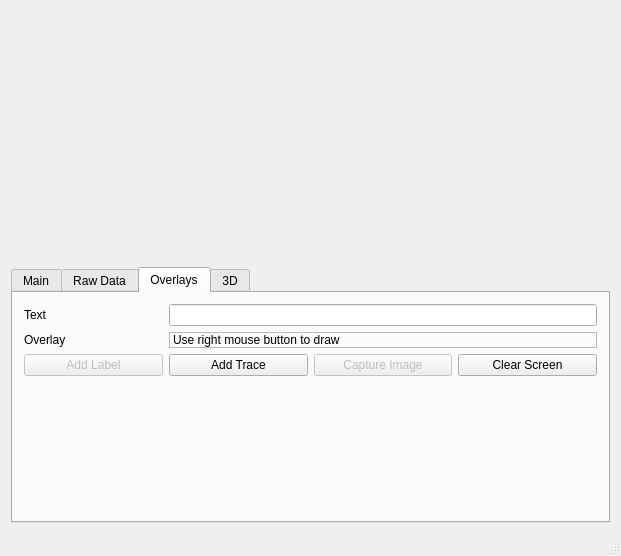
First picture: the form in examples/caster_qt/caster.ui, repository clariusdev/cast, before the edit.
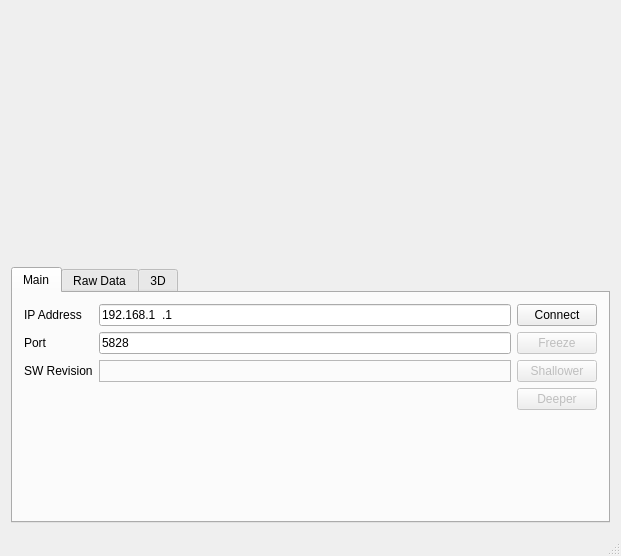
Second picture: the form after the edit. The open tabs and pages were chosen to show the change.

```diff
--- a/examples/caster_qt/caster.ui
+++ b/examples/caster_qt/caster.ui
@@ -201,87 +201,6 @@
         </item>
        </layout>
       </widget>
-      <widget class="QWidget" name="_overlays">
-       <attribute name="title">
-        <string>Overlays</string>
-       </attribute>
-       <layout class="QGridLayout" name="gridLayout_3">
-        <item row="0" column="0">
-         <widget class="QLabel" name="label_2">
-          <property name="text">
-           <string>Text</string>
-          </property>
-         </widget>
-        </item>
-        <item row="0" column="1" colspan="3">
-         <widget class="QLineEdit" name="labelText"/>
-        </item>
-        <item row="1" column="1" colspan="3">
-         <widget class="QLabel" name="label_4">
-          <property name="frameShape">
-           <enum>QFrame::Shape::StyledPanel</enum>
-          </property>
-          <property name="text">
-           <string>Use right mouse button to draw</string>
-          </property>
-         </widget>
-        </item>
-        <item row="2" column="1">
-         <widget class="QPushButton" name="addTrace">
-          <property name="text">
-           <string>Add Trace</string>
-          </property>
-         </widget>
-        </item>
-        <item row="2" column="0">
-         <widget class="QPushButton" name="addLabel">
-          <property name="enabled">
-           <bool>false</bool>
-          </property>
-          <property name="text">
-           <string>Add Label</string>
-          </property>
-         </widget>
-        </item>
-        <item row="1" column="0">
-         <widget class="QLabel" name="label_3">
-          <property name="text">
-           <string>Overlay</string>
-          </property>
-         </widget>
-        </item>
-        <item row="2" column="3">
-         <widget class="QPushButton" name="clearScreen">
-          <property name="text">
-           <string>Clear Screen</string>
-          </property>
-         </widget>
-        </item>
-        <item row="2" column="2">
-         <widget class="QPushButton" name="captureImage">
-          <property name="enabled">
-           <bool>false</bool>
-          </property>
-          <property name="text">
-           <string>Capture Image</string>
-          </property>
-         </widget>
-        </item>
-        <item row="3" column="2">
-         <spacer name="verticalSpacer_4">
-          <property name="orientation">
-           <enum>Qt::Orientation::Vertical</enum>
-          </property>
-          <property name="sizeHint" stdset="0">
-           <size>
-            <width>20</width>
-            <height>40</height>
-           </size>
-          </property>
-         </spacer>
-        </item>
-       </layout>
-      </widget>
       <widget class="QWidget" name="_render">
        <attribute name="title">
         <string>3D</string>
```
Left out of the diff: 135 changed lines with no effect on the pictures.
